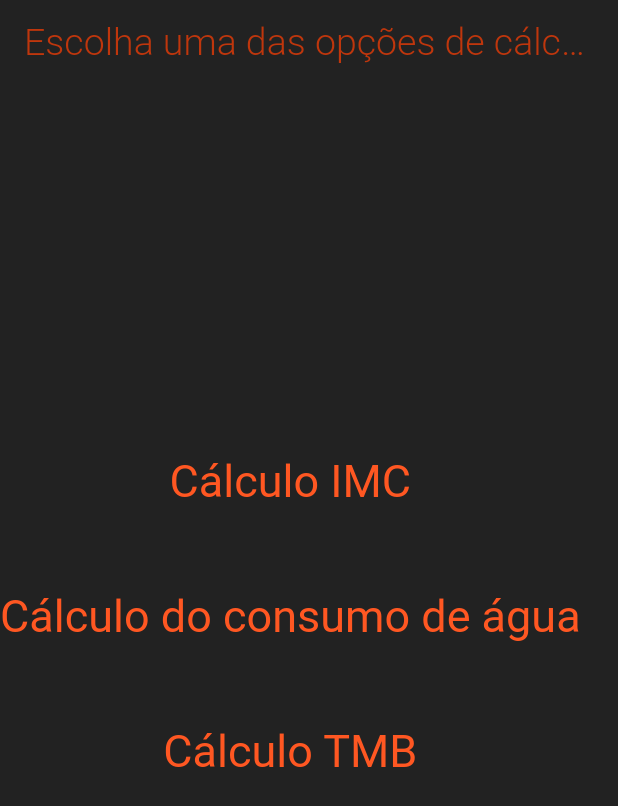
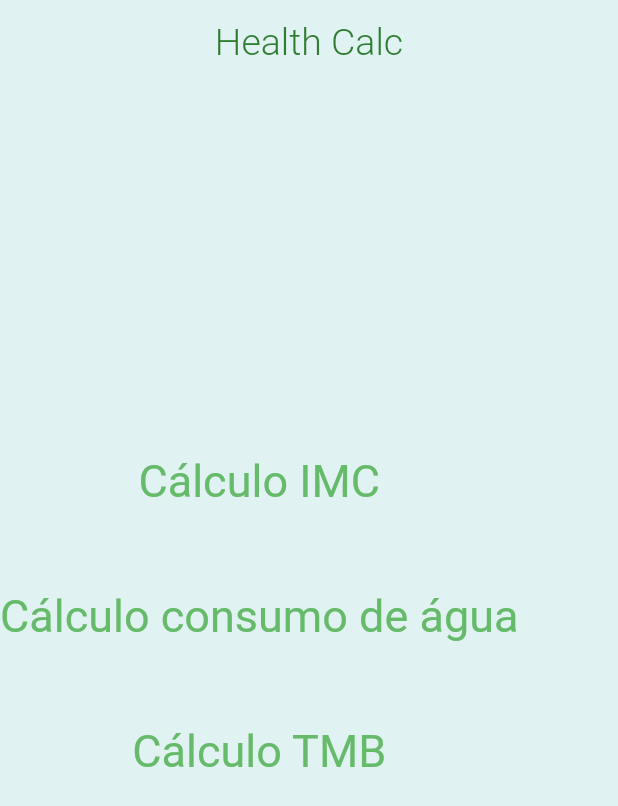
Before and after one commit to DeeFialho/trabalho-mobile, a Flutter app: the screen it shows after launch, on a phone screen of 412 x 824 dp. Shown: the top 806 px of the screen. Run offline on Flutter 3.47's test engine with Material 2 defaults, Android fonts, the phone set to English and light mode, and no system bars.

Commit message:
mudanças layout e tela principal

```diff
--- a/health_calc/lib/constants/app_constants.dart
+++ b/health_calc/lib/constants/app_constants.dart
@@ -1,6 +1,6 @@
 import 'package:flutter/material.dart';
 
 final lightBlue = Colors.blue;
-final deepOrange = Colors.deepOrange[900];
-final lightOrange = Colors.deepOrange;
-final fadedBlack = Colors.black87;
+final deepOrange = Colors.green[800];
+final lightOrange = Colors.green[400];
+final fadedBlack = Colors.teal[50];
--- a/health_calc/lib/screens/home.dart
+++ b/health_calc/lib/screens/home.dart
@@ -35,8 +35,9 @@ class _HomeState extends State<Home> {
   Widget build(BuildContext context) {
     return Scaffold(
       appBar: AppBar(
+        centerTitle: true,
         title: Text(
-          "Escolha uma das opções de cálculo",
+          "Health Calc",
           style: titleStyle,
         ),
         systemOverlayStyle: SystemUiOverlayStyle(
@@ -70,7 +71,7 @@ class _HomeState extends State<Home> {
             GestureDetector(
               child: Container(
                 child: Text(
-                  "Cálculo do consumo de água",
+                  "Cálculo consumo de água",
                   style: buttonTextStyle,
                 ),
               ),
```
Also changed, not shown: health_calc/lib/constants/text_style.dart (line endings or trailing spaces).
